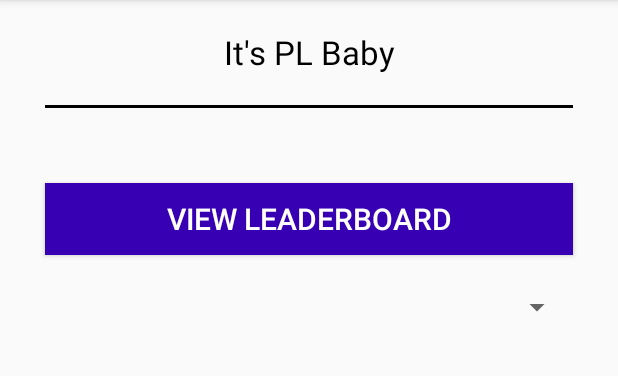
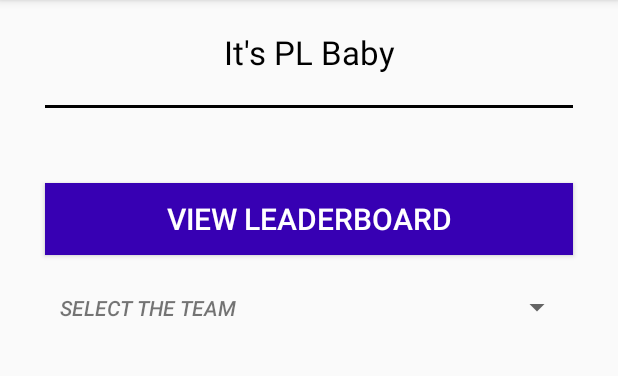
Before and after one commit to mrchaos10/PLAuction, an Android app: the screen it shows after launch (MainActivity), on a phone screen of 412 x 824 dp, the part 84-460 px from its top. Run offline under Robolectric (Android 15) with nearby library versions, the light colour scheme and no system bars.

Commit message:
initial layout commit

```diff
--- a/app/build.gradle
+++ b/app/build.gradle
@@ -26,6 +26,9 @@ dependencies {
     implementation fileTree(dir: "libs", include: ["*.jar"])
     implementation 'androidx.appcompat:appcompat:1.1.0'
     implementation 'androidx.constraintlayout:constraintlayout:1.1.3'
+    implementation 'androidx.cardview:cardview:1.0.0'
+    implementation 'androidx.recyclerview:recyclerview:1.1.0'
+    implementation 'androidx.legacy:legacy-support-v4:1.0.0'
     testImplementation 'junit:junit:4.12'
     androidTestImplementation 'androidx.test.ext:junit:1.1.1'
     androidTestImplementation 'androidx.test.espresso:espresso-core:3.2.0'
--- a/app/src/main/java/com/example/plauction/MainActivity.java
+++ b/app/src/main/java/com/example/plauction/MainActivity.java
@@ -2,7 +2,19 @@ package com.example.plauction;
 
 import androidx.appcompat.app.AppCompatActivity;
 
+import android.graphics.Color;
 import android.os.Bundle;
+import android.view.View;
+import android.view.ViewGroup;
+import android.widget.AdapterView;
+import android.widget.ArrayAdapter;
+import android.widget.Spinner;
+import android.widget.TextView;
+import android.widget.Toast;
+
+import java.util.ArrayList;
+import java.util.Arrays;
+import java.util.List;
 
 public class MainActivity extends AppCompatActivity {
 
@@ -10,5 +22,69 @@ public class MainActivity extends AppCompatActivity {
     protected void onCreate(Bundle savedInstanceState) {
         super.onCreate(savedInstanceState);
         setContentView(R.layout.activity_main);
+        // Get reference of widgets from XML layout
+        final Spinner spinner = (Spinner) findViewById(R.id.spinnerTeamName);
+
+        // COMMENT THIS ON DYNAMIC LOADING
+        String[] teams = new String[]{
+                "SELECT THE TEAM",
+                "RFC",
+                "BFC",
+                "CNAFC",
+                "OMG"
+        };
+
+        final List<String> playersList = new ArrayList<>(Arrays.asList(teams));
+
+        // Initializing an ArrayAdapter
+        final ArrayAdapter<String> spinnerArrayAdapter = new ArrayAdapter<String>(
+                this,R.layout.team_spinner_item,playersList){
+            @Override
+            public boolean isEnabled(int position){
+                if(position == 0)
+                {
+                    // Disabling the SELECT TEAM item from Spinner
+                    return false;
+                }
+                else
+                {
+                    return true;
+                }
+            }
+            @Override
+            public View getDropDownView(int position, View convertView,
+                                        ViewGroup parent) {
+                View view = super.getDropDownView(position, convertView, parent);
+                TextView tv = (TextView) view;
+                if(position == 0){
+                    // Set the hint text color gray
+                    tv.setTextColor(Color.GRAY);
+                }
+                else {
+                    tv.setTextColor(Color.BLACK);
+                }
+                return view;
+            }
+        };
+        spinnerArrayAdapter.setDropDownViewResource(R.layout.team_spinner_item);
+        spinner.setAdapter(spinnerArrayAdapter);
+
+        spinner.setOnItemSelectedListener(new AdapterView.OnItemSelectedListener() {
+            @Override
+            public void onItemSelected(AdapterView<?> parent, View view, int position, long id) {
+                String selectedTeamName = (String) parent.getItemAtPosition(position);
+                if(position > 0){
+                    // SELECTION LOGIC MAKE POST VOLLEY
+
+                }
+            }
+
+
+
+            @Override
+            public void onNothingSelected(AdapterView<?> parent) {
+
+            }
+        });
     }
 }
--- a/app/src/main/res/layout/activity_main.xml
+++ b/app/src/main/res/layout/activity_main.xml
@@ -44,18 +44,33 @@
         android:id="@+id/spinnerTeamName"
         android:layout_width="match_parent"
         android:layout_height="50dp"
+        android:focusedByDefault="false"
         android:layout_below="@+id/LeaderboardButton"
         android:layout_marginStart="30dp"
         android:layout_marginEnd="30dp"
         android:layout_marginTop="10dp"/>
 
-    <androidx.recyclerview.widget.RecyclerView
+    <ScrollView
+        android:id="@+id/playersNestedScrollView"
         android:layout_width="match_parent"
-        android:layout_height="wrap_content"
+        android:layout_height="match_parent"
         android:layout_below="@+id/spinnerTeamName"
-        android:layout_marginStart="30dp"
-        android:layout_marginEnd="30dp"
-        android:layout_marginTop="10dp"/>
+        android:visibility="gone">
+
+        <LinearLayout
+            android:layout_width="match_parent"
+            android:layout_height="wrap_content"
+            android:orientation="vertical" >
+
+            <androidx.recyclerview.widget.RecyclerView
+                android:layout_width="match_parent"
+                android:layout_height="wrap_content"
+                android:layout_marginStart="30dp"
+                android:layout_marginTop="10dp"
+                android:layout_marginEnd="30dp"
+                tools:listitem="@layout/players_adapter" />
+        </LinearLayout>
+    </ScrollView>
 
 
 </RelativeLayout>
--- /dev/null
+++ b/app/src/main/res/layout/team_spinner_item.xml
@@ -0,0 +1,9 @@
+<?xml version="1.0" encoding="utf-8"?>
+<TextView
+    xmlns:android="http://schemas.android.com/apk/res/android"
+    android:layout_width="match_parent"
+    android:layout_height="wrap_content"
+    android:padding="10dp"
+    android:textStyle="italic"
+    android:fontFamily="sans-serif-medium"
+    />
```
Also changed, not shown: app/src/main/res/layout/players_adapter.xml (added, +199 -0 lines), app/src/main/res/drawable/player_image.png (added), app/src/main/res/drawable/player_money.png (added), app/src/main/res/drawable/player_name.png (added), app/src/main/res/drawable/player_name_1.png (added), app/src/main/res/drawable/player_score.png (added).
